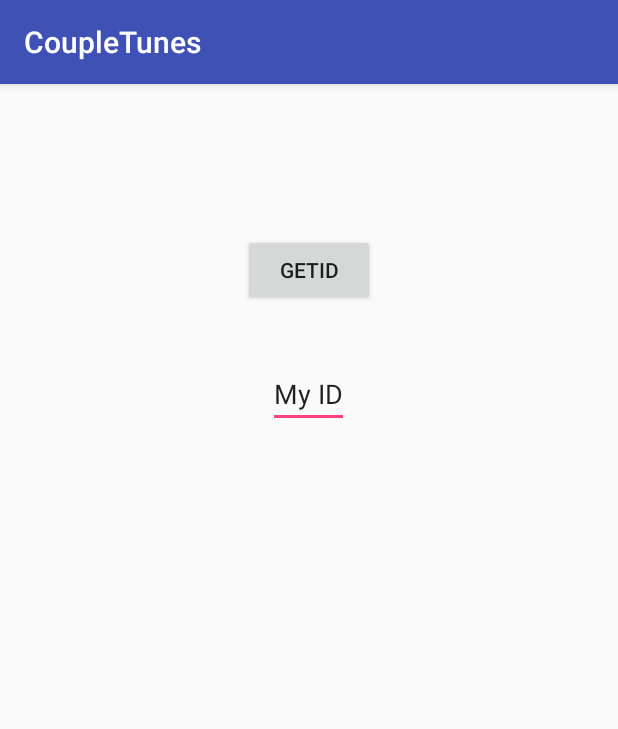
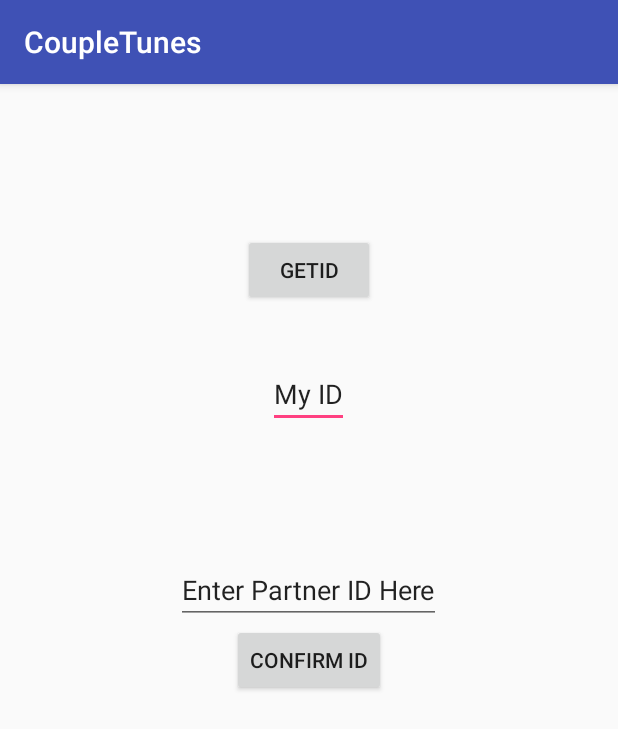
Before and after one commit to Vnox/CoupleTunes, an Android app: the LoginScreen screen opened directly, with no data from a screen before it, on a phone screen of 412 x 824 dp. Shown: the top 729 px of the screen. Run offline under Robolectric (Android 15) with nearby library versions, the phone set to English and light mode, and no system bars.

Commit message:
new button and input field added

```diff
--- a/app/build.gradle
+++ b/app/build.gradle
@@ -26,4 +26,8 @@ dependencies {
     compile 'com.android.support:design:23.2.1'
     compile 'com.google.android.gms:play-services:8.4.0'
     compile 'com.google.gms:google-services:2.1.0'
+    compile 'com.backendless:backendless:3.0.15.1'
+    compile 'com.fasterxml.jackson.core:jackson-annotations:2.6.0'
+    compile 'com.fasterxml.jackson.core:jackson-core:2.6.0'
+    compile 'com.fasterxml.jackson.core:jackson-databind:2.6.0'
 }
--- a/app/src/main/res/layout/activity_login_screen.xml
+++ b/app/src/main/res/layout/activity_login_screen.xml
@@ -7,7 +7,8 @@
     android:paddingLeft="@dimen/activity_horizontal_margin"
     android:paddingRight="@dimen/activity_horizontal_margin"
     android:paddingTop="@dimen/activity_vertical_margin"
-    tools:context="com.android.vnoxdev.coupletunes.LoginScreen">
+    tools:context="com.android.vnoxdev.coupletunes.LoginScreen"
+    android:id="@+id/confirmButton">
 
     <Button
         android:layout_width="wrap_content"
@@ -26,4 +27,21 @@
         android:layout_centerHorizontal="true"
         android:layout_marginTop="36dp"
         android:text="My ID" />
+
+    <EditText
+        android:layout_width="wrap_content"
+        android:layout_height="wrap_content"
+        android:id="@+id/partnerIdInput"
+        android:text="Enter Partner ID Here"
+        android:layout_below="@+id/IDTag"
+        android:layout_centerHorizontal="true"
+        android:layout_marginTop="85dp" />
+
+    <Button
+        android:layout_width="wrap_content"
+        android:layout_height="wrap_content"
+        android:text="Confirm ID"
+        android:id="@+id/button"
+        android:layout_below="@+id/partnerIdInput"
+        android:layout_centerHorizontal="true" />
 </RelativeLayout>
```
